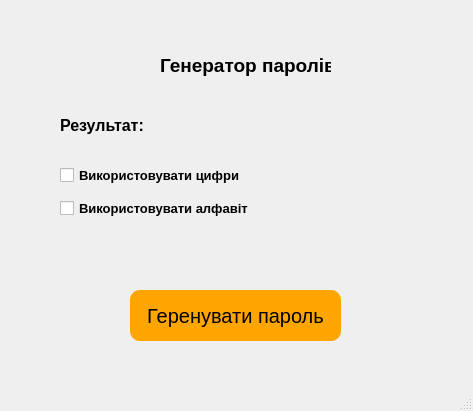
Above: qt1.ui from DieFirrex/random_parol before the change. Below: the same form after it.
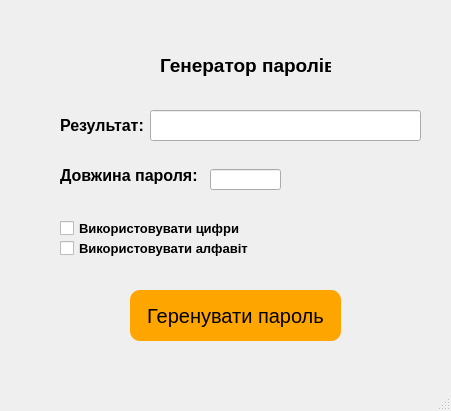
That is the form after the change.

Patch:
```diff
--- a/qt1.ui
+++ b/qt1.ui
@@ -6,7 +6,7 @@
    <rect>
     <x>0</x>
     <y>0</y>
-    <width>473</width>
+    <width>451</width>
     <height>411</height>
    </rect>
   </property>
@@ -76,9 +76,9 @@
     <property name="geometry">
      <rect>
       <x>60</x>
-      <y>160</y>
+      <y>220</y>
       <width>221</width>
-      <height>31</height>
+      <height>16</height>
      </rect>
     </property>
     <property name="font">
@@ -96,7 +96,7 @@
     <property name="geometry">
      <rect>
       <x>60</x>
-      <y>200</y>
+      <y>240</y>
       <width>231</width>
       <height>17</height>
      </rect>
@@ -133,21 +133,44 @@
      <string>Геренувати пароль</string>
     </property>
    </widget>
-   <widget class="QLabel" name="label_3">
+   <widget class="QLineEdit" name="lineEdit">
     <property name="geometry">
      <rect>
-      <x>160</x>
-      <y>110</y>
-      <width>141</width>
+      <x>210</x>
+      <y>169</y>
+      <width>71</width>
+      <height>21</height>
+     </rect>
+    </property>
+   </widget>
+   <widget class="QLabel" name="label_4">
+    <property name="geometry">
+     <rect>
+      <x>60</x>
+      <y>160</y>
+      <width>151</width>
       <height>31</height>
      </rect>
     </property>
     <property name="font">
      <font>
-      <pointsize>11</pointsize>
+      <pointsize>12</pointsize>
       <weight>75</weight>
       <bold>true</bold>
      </font>
+    </property>
+    <property name="text">
+     <string>Довжина пароля:</string>
+    </property>
+   </widget>
+   <widget class="QLineEdit" name="lineEdit_2">
+    <property name="geometry">
+     <rect>
+      <x>150</x>
+      <y>110</y>
+      <width>271</width>
+      <height>31</height>
+     </rect>
     </property>
     <property name="text">
      <string/>
```
Left out of the diff: 2 changed lines with no effect on the pictures.
